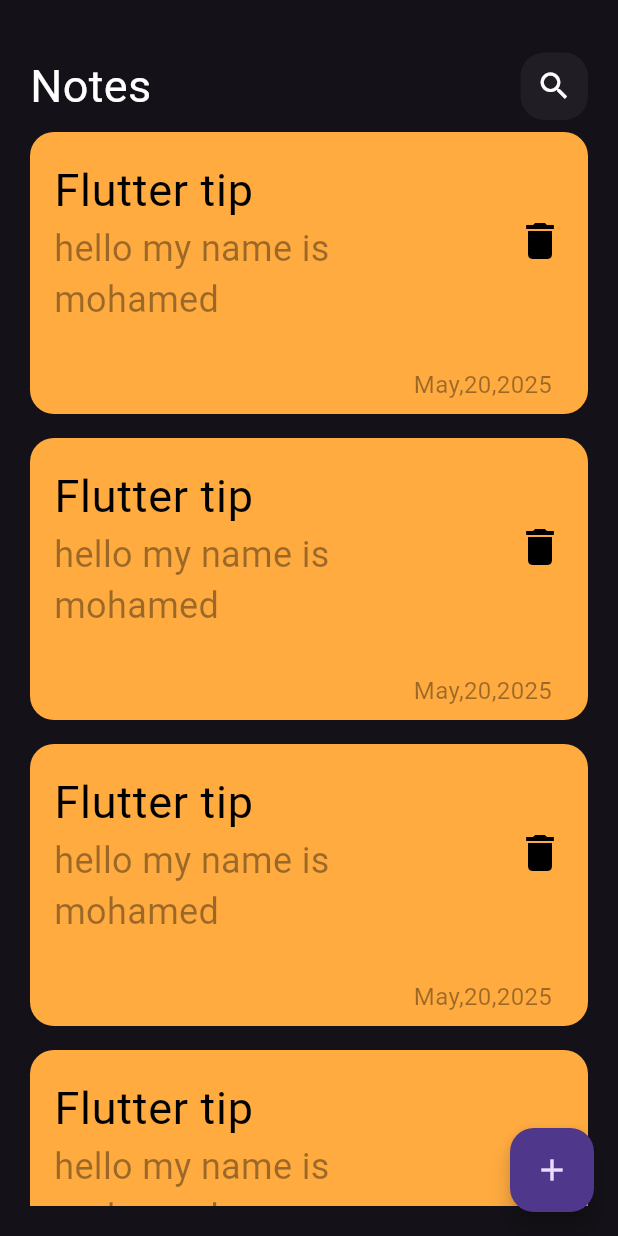
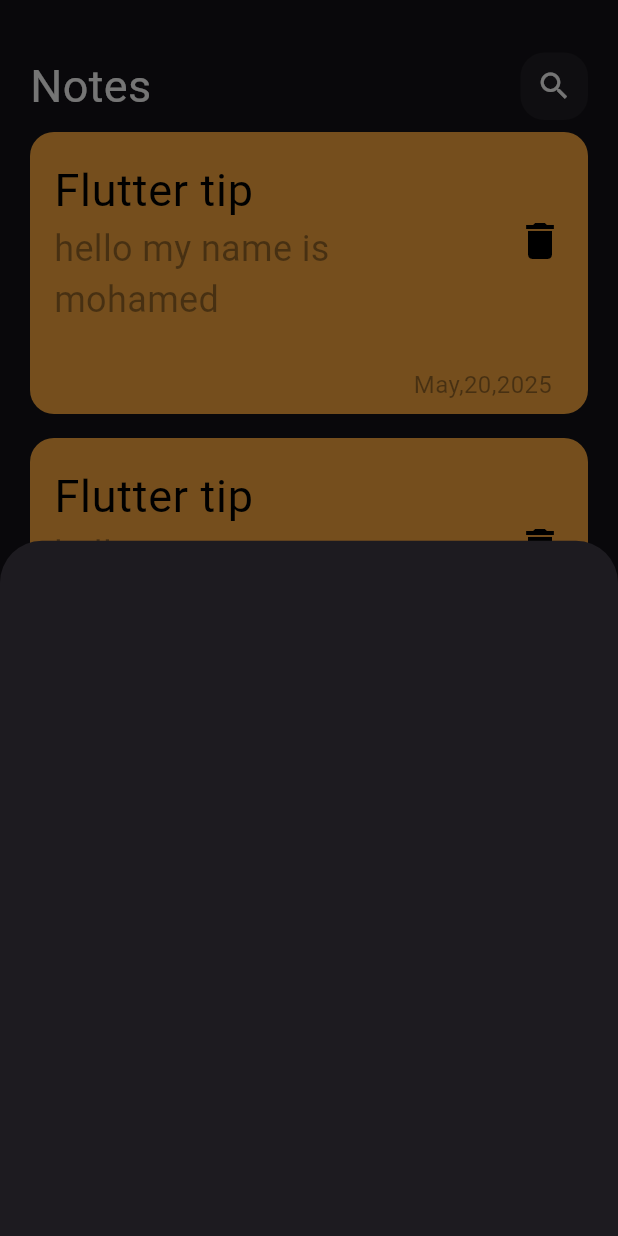
Before and after one commit to MohamedAnis12/notes_app, a Flutter app: the screen it shows after launch, after a tap on the "add" icon, on a phone screen of 412 x 824 dp. Run offline on Flutter 3.47's test engine with Material 3 defaults, Android fonts, the phone set to English and light mode, and no system bars.

Commit message:
showModeleBottomSheetCreate

```diff
--- a/lib/views/Notes_View.dart
+++ b/lib/views/Notes_View.dart
@@ -1,5 +1,6 @@
 import 'package:flutter/material.dart';
 import 'package:todoapp/views/Notes_body.dart';
+import 'package:todoapp/widgets/Add_Note_Bottom_Sheet.dart';
 
 class NotesPage extends StatelessWidget {
   const NotesPage({super.key});
@@ -9,7 +10,11 @@ class NotesPage extends StatelessWidget {
     return Scaffold(
       body: NotesBody(),
       floatingActionButton: FloatingActionButton(
-        onPressed: () {},
+        onPressed: () {
+           showModalBottomSheet(context: context, builder: (context){
+            return AddNoteBottomSheet();
+          });
+        },
         child: Icon(Icons.add),
       ),
     );
--- /dev/null
+++ b/lib/widgets/Add_Note_Bottom_Sheet.dart
@@ -0,0 +1,10 @@
+import 'package:flutter/material.dart';
+
+class AddNoteBottomSheet extends StatelessWidget {
+  const AddNoteBottomSheet({super.key});
+
+  @override
+  Widget build(BuildContext context) {
+    return Container();
+  }
+}
```
